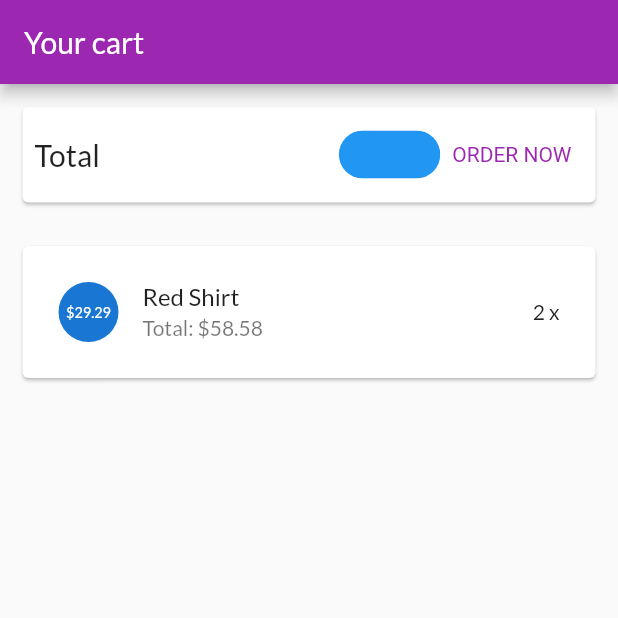
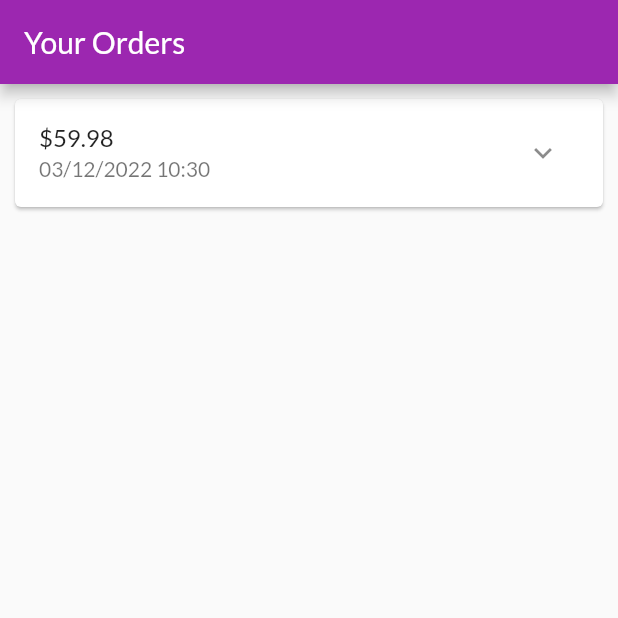
Before and after one commit to quocquy507/CK21V7K045-PTUDDD, a Flutter app: the screen it shows after launch, on a phone screen of 412 x 824 dp, the top half of it. Run offline on Flutter 3.47's test engine with Material 2 defaults, Android fonts, the phone set to English and light mode, and no system bars.

Commit message:
Xay dung trang cac dat hang

```diff
--- a/lib/main.dart
+++ b/lib/main.dart
@@ -1,4 +1,5 @@
 import 'package:flutter/material.dart';
+import 'package:myshop/ui/orders/orders_screen.dart';
 import 'package:myshop/ui/products/product_overview_screen.dart';
 
 import 'ui/products/products_manager.dart';
@@ -8,6 +9,7 @@ import 'ui/products/product_detail_screen.dart';
 import 'ui/products/user_products_screen.dart';
 
 import 'ui/cart/cart_screen.dart';
+import 'ui/orders/orders_screen.dart';
 
 void main() {
   runApp(const MyApp());
@@ -31,7 +33,7 @@ class MyApp extends StatelessWidget {
         ),
       ),
       home: const SafeArea(
-        child: CartScreen(),
+        child: OrdersScreen(),
       ),
     );
   }
--- /dev/null
+++ b/lib/models/order_item.dart
@@ -0,0 +1,33 @@
+import 'cart_item.dart';
+
+class OrderItem {
+  final String? id;
+  final double amount;
+  final List<CartItem> products;
+  final DateTime dateTime;
+
+  int get productCount {
+    return products.length;
+  }
+
+  OrderItem({
+    this.id,
+    required this.amount,
+    required this.products,
+    DateTime? dateTime,
+  }) : dateTime = dateTime ?? DateTime.now();
+
+  OrderItem copyWith({
+    String? id,
+    double? amount,
+    List<CartItem>? produts,
+    DateTime? dateTime,
+  }) {
+    return OrderItem(
+      id: id ?? this.id,
+      amount: amount ?? this.amount,
+      products: products ?? this.products,
+      dateTime: dateTime ?? this.dateTime,
+    );
+  }
+}
--- a/lib/ui/cart/cart_item_card.dart
+++ b/lib/ui/cart/cart_item_card.dart
@@ -1,7 +1,7 @@
 import 'package:flutter/material.dart';
 
 import '../../models/cart_item.dart';
-import '../share/dialog_utils.dart';
+import '../shared/dialog_utils.dart';
 
 class CartItemCard extends StatelessWidget {
   final String productId;
--- /dev/null
+++ b/lib/ui/orders/order_item_card.dart
@@ -0,0 +1,81 @@
+import 'dart:math';
+
+import 'package:flutter/material.dart';
+import 'package:intl/intl.dart';
+
+import '../../models/order_item.dart';
+
+class OrderItemCard extends StatefulWidget {
+  final OrderItem order;
+
+  const OrderItemCard(this.order, {super.key});
+
+  @override
+  State<OrderItemCard> createState() => _OrderItemCardState();
+}
+
+class _OrderItemCardState extends State<OrderItemCard> {
+  var _expanded = false;
+
+  @override
+  Widget build(BuildContext context) {
+    return Card(
+      margin: const EdgeInsets.all(10),
+      child: Column(
+        children: <Widget>[
+          buildOrderSummary(),
+          if (_expanded) buildOrderDetails()
+        ],
+      ),
+    );
+  }
+
+  Widget buildOrderDetails() {
+    return Container(
+      padding: const EdgeInsets.symmetric(horizontal: 15, vertical: 4),
+      height: min(widget.order.productCount * 20.0 + 10, 100),
+      child: ListView(
+        children: widget.order.products
+            .map(
+              (prod) => Row(
+                mainAxisAlignment: MainAxisAlignment.spaceBetween,
+                children: <Widget>[
+                  Text(
+                    prod.title,
+                    style: const TextStyle(
+                      fontSize: 18,
+                      fontWeight: FontWeight.bold,
+                    ),
+                  ),
+                  Text(
+                    '${prod.quantity}x \$${prod.price}',
+                    style: const TextStyle(
+                      fontSize: 18,
+                      color: Colors.grey,
+                    ),
+                  )
+                ],
+              ),
+            )
+            .toList(),
+      ),
+    );
+  }
+
+  Widget buildOrderSummary() {
+    return ListTile(
+      title: Text('\$${widget.order.amount}'),
+      subtitle: Text(
+        DateFormat('dd/MM/yyyy hh:mm').format(widget.order.dateTime),
+      ),
+      trailing: IconButton(
+        icon: Icon(_expanded ? Icons.expand_less : Icons.expand_more),
+        onPressed: () {
+          setState(() {
+            _expanded = !_expanded;
+          });
+        },
+      ),
+    );
+  }
+}
--- /dev/null
+++ b/lib/ui/orders/order_manager.dart
@@ -0,0 +1,30 @@
+import 'package:flutter/cupertino.dart';
+
+import '../../models/cart_item.dart';
+import '../../models/order_item.dart';
+
+class OrdersManager with ChangeNotifier {
+  final List<OrderItem> _orders = [
+    OrderItem(
+      id: 'o1',
+      amount: 59.98,
+      products: [
+        CartItem(
+          id: 'c1',
+          title: 'Red Shirt',
+          price: 29.29,
+          quantity: 2,
+        )
+      ],
+      dateTime: DateTime.now(),
+    )
+  ];
+
+  int get orderCount {
+    return _orders.length;
+  }
+
+  List<OrderItem> get orders {
+    return [..._orders];
+  }
+}
--- /dev/null
+++ b/lib/ui/orders/orders_screen.dart
@@ -0,0 +1,23 @@
+import 'package:flutter/material.dart';
+
+import 'order_manager.dart';
+import 'order_item_card.dart';
+
+class OrdersScreen extends StatelessWidget {
+  const OrdersScreen({super.key});
+
+  @override
+  Widget build(BuildContext context) {
+    print('building orders');
+    final ordersManager = OrdersManager();
+    return Scaffold(
+      appBar: AppBar(
+        title: const Text('Your Orders'),
+      ),
+      body: ListView.builder(
+        itemCount: ordersManager.orderCount,
+        itemBuilder: (ctx, i) => OrderItemCard(ordersManager.orders[i]),
+      ),
+    );
+  }
+}
```
Also changed, not shown: pubspec.yaml (+9 -8 lines), lib/ui/shared/dialog_utils.dart (renamed from lib/ui/share/dialog_utils.dart), pubspec.lock.
